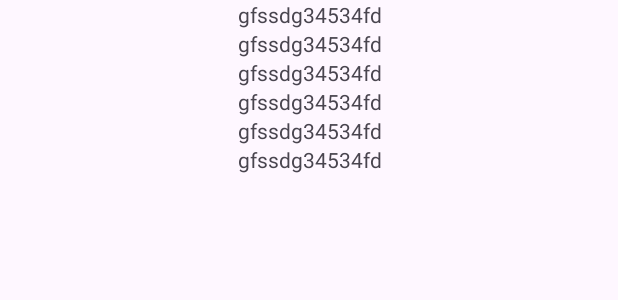
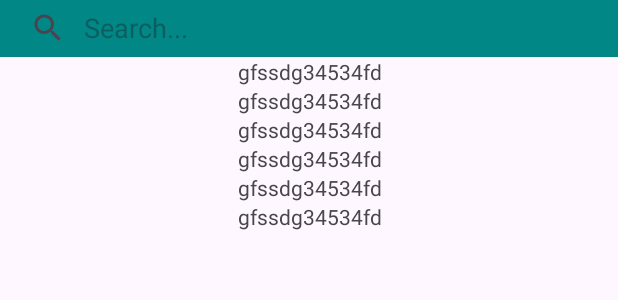
Before and after one commit to Pulimet/TapYou, an Android app: the layout fragment_home.xml on its own in the app's theme, with its tools: preview values and no code run, on a phone screen of 412 x 824 dp. Shown: the top 300 px of the screen. Run offline under Robolectric (Android 15) with nearby library versions, the phone set to English and light mode, and no system bars; network calls fail.

Commit message:
Add SearchView and fetch relevant video IDs on submit

```diff
--- a/app/src/main/res/layout/fragment_home.xml
+++ b/app/src/main/res/layout/fragment_home.xml
@@ -1,18 +1,35 @@
 <?xml version="1.0" encoding="utf-8"?>
-<FrameLayout xmlns:android="http://schemas.android.com/apk/res/android"
+<androidx.constraintlayout.widget.ConstraintLayout xmlns:android="http://schemas.android.com/apk/res/android"
+    xmlns:app="http://schemas.android.com/apk/res-auto"
     xmlns:tools="http://schemas.android.com/tools"
     android:layout_width="match_parent"
     android:layout_height="match_parent"
     tools:context=".ui.home.HomeFragment">
 
+    <androidx.appcompat.widget.SearchView
+        android:id="@+id/searchView"
+        android:layout_width="0dp"
+        android:layout_height="38dp"
+        android:background="@color/teal_700"
+        android:textCursorDrawable="@null"
+        app:iconifiedByDefault="false"
+        app:layout_constraintEnd_toEndOf="parent"
+        app:layout_constraintStart_toStartOf="parent"
+        app:layout_constraintTop_toTopOf="parent"
+        app:queryBackground="@null"
+        app:queryHint="Search..." />
+
     <androidx.recyclerview.widget.RecyclerView
         android:id="@+id/homeRecyclerView"
-        android:layout_width="match_parent"
-        android:layout_height="match_parent"
+        android:layout_width="0dp"
+        android:layout_height="wrap_content"
+        app:layout_constraintEnd_toEndOf="parent"
+        app:layout_constraintStart_toStartOf="parent"
+        app:layout_constraintTop_toBottomOf="@id/searchView"
         tools:itemCount="10"
-        tools:layoutManager="androidx.recyclerview.widget.GridLayoutManager"
+        tools:layoutManager="androidx.recyclerview.widget.LinearLayoutManager"
         tools:listitem="@layout/item_video"
         tools:orientation="vertical"
         tools:scrollbars="vertical"
         tools:spanCount="2" />
-</FrameLayout>
+</androidx.constraintlayout.widget.ConstraintLayout>
```
Also changed, not shown: app/src/main/java/com/att/tapyou/ui/home/HomeFragment.kt (+19 -1 lines), app/src/main/java/com/att/tapyou/ui/home/HomeViewModel.kt (+8 -3 lines).
